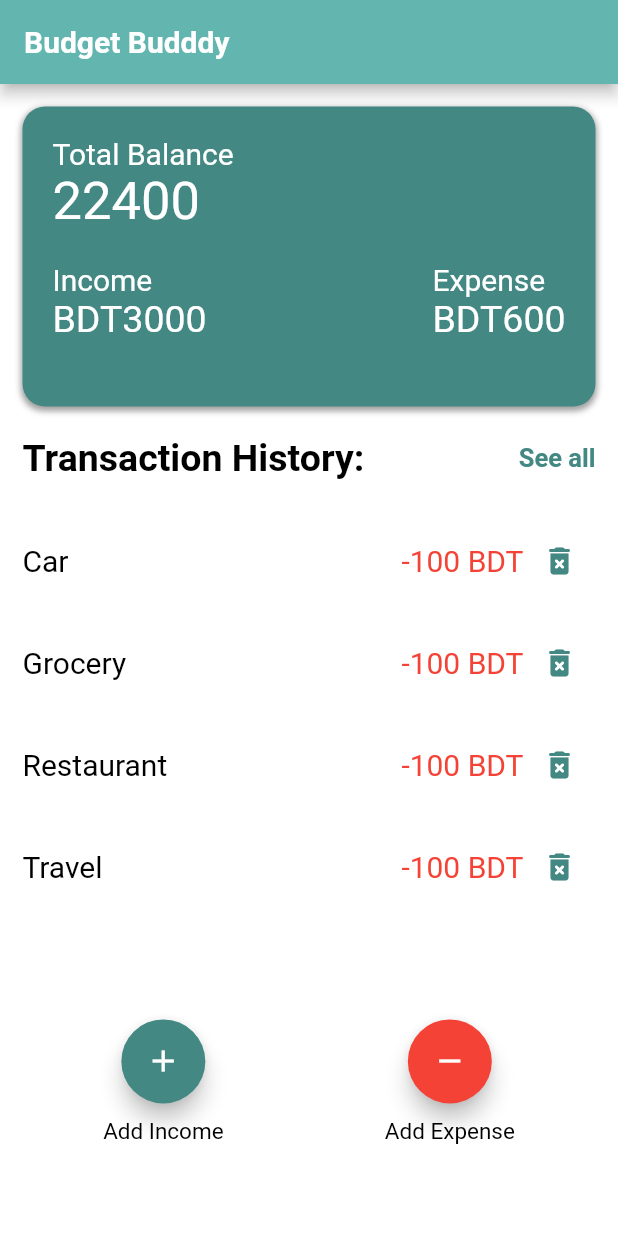
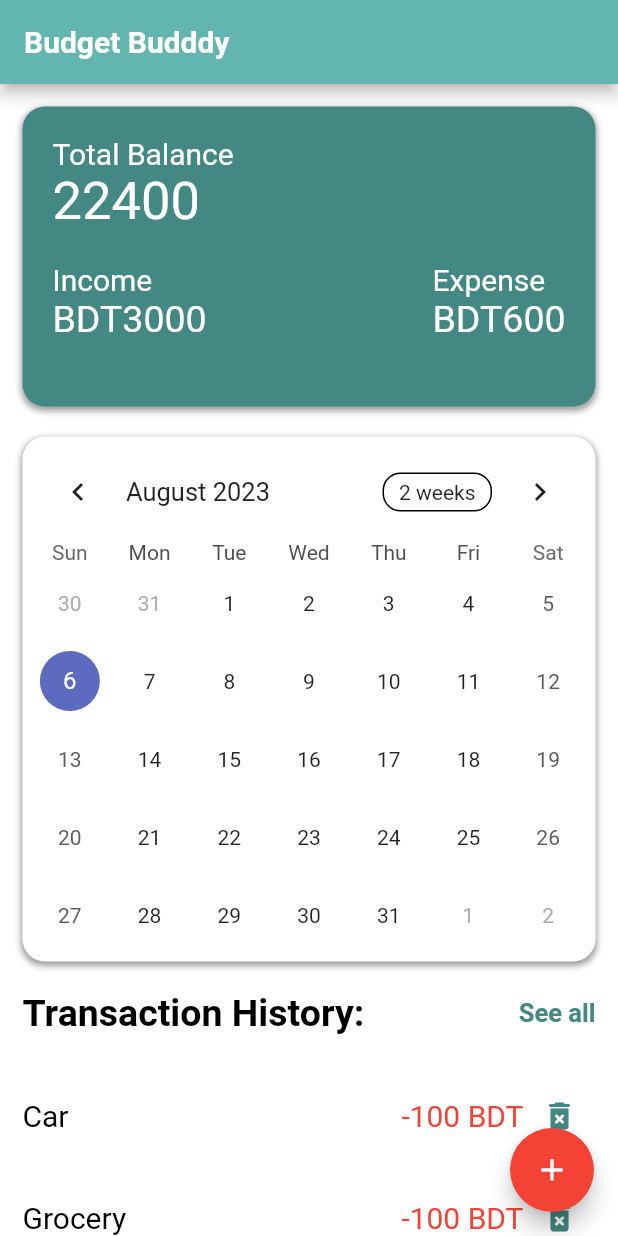
Before and after one commit to Neelavro/BudgetBuddy, a Flutter app: the HomePage screen opened by its route, on a phone screen of 412 x 824 dp. Run offline on Flutter 3.47's test engine with Material 2 defaults, Android fonts, the phone set to English and light mode, and no system bars; drawn by our look-alikes of table_calendar; our stand-ins replace sizer; missing offline and left inert: scaffold_gradient_background.

Commit message:
Added a calender where the user can add their daily expenses or incomes according to the dates

```diff
--- a/lib/constants.dart
+++ b/lib/constants.dart
@@ -6,17 +6,40 @@ import 'package:flutter/cupertino.dart';
 import 'package:flutter/material.dart';
 
 List<Map> expenseMap = [
-  {"type": "expense", "categoryName" : "Car", "payment" : "100"},
-  {"type": "expense","categoryName" : "Grocery", "payment" : "100"},
-  {"type": "expense","categoryName" : "Restaurant", "payment" : "100"},
-  {"type": "expense","categoryName" : "Travel", "payment" : "100"},
-  {"type": "income","categoryName" : "Upwork", "payment" : "1000"},
-  {"type": "income","categoryName" : "Bookstrix", "payment" : "1000"},
-  {"type": "income","categoryName" : "Upwork", "payment" : "1000"},
-  {"type": "expense","categoryName" : "spotify", "payment" : "100"},
-  {"type": "expense","categoryName" : "netflix", "payment" : "100"},
+  {"date": "2023-08-13","type": "expense", "categoryName" : "Car", "payment" : "100"},
+  {"date": "2023-08-13","type": "expense","categoryName" : "Grocery", "payment" : "100"},
+  {"date": "2023-08-13","type": "expense","categoryName" : "Restaurant", "payment" : "100"},
+  {"date": "2023-08-04","type": "expense","categoryName" : "Travel", "payment" : "100"},
+  {"date": "2023-08-04","type": "income","categoryName" : "Upwork", "payment" : "1000"},
+  {"date": "2023-08-08","type": "income","categoryName" : "Bookstrix", "payment" : "1000"},
+  {"date": "2023-08-08","type": "income","categoryName" : "Upwork", "payment" : "1000"},
+  {"date": "2023-08-13","type": "expense","categoryName" : "spotify", "payment" : "100"},
+  {"date": "2023-08-13","type": "expense","categoryName" : "netflix", "payment" : "100"},
 ];
 
+eventLoader(List expenseList){
+  List events = [];
+  Map<String, List> selectedExpenseMap = {};
+  Map x = {};
+  for(int i =0; i < expenseList.length;i++){
+
+  }
+}
+
+Map<String, List> mySelectedEvents = {
+  "2023-08-13": [
+    {"type": "11", "categoryName": "CAr", "payment": "1000"},
+    {"type": "11", "categoryName": "Travel", "payment": "1000"},
+  ],
+  "2023-08-30": [
+    {"type": "11", "categoryName": "HOuse", "payment": "1000"},
+    {"type": "11", "categoryName": "Travel", "payment": "1000"},
+  ],
+  "2023-08-20": [
+    {"type": "11", "categoryName": "111", "payment": "1000"},
+    {"type": "11", "categoryName": "111", "payment": "1000"},
+  ]
+};
 
 String total_balance = "20000";
 
@@ -31,7 +54,7 @@ void removeTransaction(Map){
 }
 
 
-ValueNotifier<int> sum =ValueNotifier(0);
+ValueNotifier<int> expense =ValueNotifier(0);
 ValueNotifier<int> total =ValueNotifier(20000);
 
 ValueNotifier<int> income =ValueNotifier(0);
@@ -45,7 +68,7 @@ totalExpenses(){
   }
   print(sum_of_expenses);
   total.value = total.value - sum_of_expenses;
-  sum.value= sum_of_expenses;
+  expense.value= sum_of_expenses;
 }
 
 totalIncome(){
--- a/lib/screens/AddExpense.dart
+++ b/lib/screens/AddExpense.dart
@@ -157,9 +157,9 @@ class _AddExpenseState extends State<AddExpense> {
                       print(t1.value.text);
                       print(t2.value.text);
                       addExpensse({"type": "expense", "categoryName" : t1.value.text, "payment" : t2.value.text});
-                      sum.value = sum.value + int.parse(t2.value.text);
+                      expense.value = expense.value + int.parse(t2.value.text);
                       total.value = total.value - int.parse(t2.value.text);
-                      Navigator.pop(context,sum.value);
+                      Navigator.pop(context,expense.value);
 
                     },
                     child: Container(
--- a/lib/screens/HomePage.dart
+++ b/lib/screens/HomePage.dart
@@ -3,8 +3,10 @@ import 'package:budget_buddy/screens/AddIncome.dart';
 import 'package:budget_buddy/screens/TransactionHistoryPage.dart';
 import 'package:flutter/material.dart';
 import 'package:sizer/sizer.dart';
+import 'package:table_calendar/table_calendar.dart';
 
 import '../constants.dart';
+import 'Calender.dart';
 
 class HomePage extends StatefulWidget {
   const HomePage({Key? key}) : super(key: key);
@@ -14,12 +16,14 @@ class HomePage extends StatefulWidget {
 }
 
 class _HomePageState extends State<HomePage> {
+  String currentDate = '';
   @override
   void initState() {
     // TODO: implement initState
     super.initState();
     totalExpenses();
     totalIncome();
+    _selectedDate = _focusedDay;
     setState(() {
     });
   }
@@ -38,16 +42,23 @@ class _HomePageState extends State<HomePage> {
   //   ),);
   // }
   bool value = false;
+  bool x = false;
   void updatedExpense(){
     setState(() {
       value = true;
     });
   }
-
+  CalendarFormat _calendarFormat =  CalendarFormat.month;
+  DateTime _focusedDay = DateTime.now();
+  DateTime? _selectedDate;
 
   @override
   Widget build(BuildContext context) {
-    return Scaffold(
+    return WillPopScope(
+      onWillPop: ()async{
+        return false;
+      },
+      child: Scaffold(
         backgroundColor: Colors.white,
         appBar: AppBar(
           automaticallyImplyLeading: false,
@@ -115,7 +126,7 @@ class _HomePageState extends State<HomePage> {
                                     fontSize: 20,
                                   ),
                                 ),
-                              Text("BDT${income.value}",
+                                Text(x == false?"BDT${income.value}" :"BDT${income.value}",
                                   style: TextStyle(
                                     color: Colors.white,
                                     fontSize: 25,
@@ -132,7 +143,7 @@ class _HomePageState extends State<HomePage> {
                                     fontSize: 20,
                                   ),
                                 ),
-                              Text("BDT${sum.value}",
+                                Text(x == false?"BDT${expense.value}" :"BDT${expense.value}",
                                   style: TextStyle(
                                     color: Colors.white,
                                     fontSize: 25,
@@ -147,6 +158,40 @@ class _HomePageState extends State<HomePage> {
                     ],
                   ),
 
+                ),
+                Padding(
+                  padding:  EdgeInsets.only(top: 20.0),
+                  child: Container(
+                    height: 350,
+                    width: 400,
+                    padding: EdgeInsets.all(5),
+                    decoration: BoxDecoration(
+                      color: Colors.white,
+                      borderRadius: BorderRadius.circular(15),
+                      boxShadow:  [
+                        BoxShadow(
+                          color: Colors.grey,
+                          offset: Offset(
+                            0,
+                            2.0,
+                          ),
+                          blurRadius: 3.0,
+                          spreadRadius: 1.0,
+                        ),
+                      ],
+                    ),
+                    child: TableCalendar(
+                        focusedDay: _focusedDay, firstDay: DateTime(2000), lastDay: DateTime(2222),
+                      calendarFormat: _calendarFormat,
+                      onDaySelected: (selectedDay, focusedDay) {
+                        Navigator.push(context, MaterialPageRoute(builder: (context) => EventCalendarScreen()));
+                      },
+                      selectedDayPredicate: (day) {
+                        return isSameDay(_selectedDate, day);
+                      },
+
+                    ),
+                  ),
                 ),
 
                 Row(
@@ -163,9 +208,8 @@ class _HomePageState extends State<HomePage> {
                       ),
                     ),
                     InkWell(
-                    onTap: ()async {sum.value = await  Navigator.push(context, MaterialPageRoute(builder: (context) => TransactionHistory()));
+                      onTap: () async {expense.value = await  Navigator.push(context, MaterialPageRoute(builder: (context) => TransactionHistory()));
                         setState(() {
-
                         });
                         },
                       child: Padding(
@@ -185,10 +229,10 @@ class _HomePageState extends State<HomePage> {
                   height: MediaQuery.of(context).size.height *.4,
                   child: ListView.builder(
                     //reverse: true,
-                  physics: BouncingScrollPhysics(),
-                  itemCount: 4,
+                    physics: NeverScrollableScrollPhysics(),
+                    itemCount: expenseMap.length,
                       itemBuilder: (context, index){
-                      return  Padding(
+                        return expenseMap.length == 0? Container(): Padding(
                           padding:  EdgeInsets.symmetric(vertical: 10),
                           child: Row(
                             mainAxisAlignment: MainAxisAlignment.spaceBetween,
@@ -217,18 +261,19 @@ class _HomePageState extends State<HomePage> {
                                     if(expenseMap[index]["type"] == "expense"){
                                       //print("expense");
                                       total.value = total.value + int.parse(expenseMap[index]["payment"]);
-                                    sum.value = sum.value - int.parse(expenseMap[index]["payment"]);
+                                      expense.value = expense.value - int.parse(expenseMap[index]["payment"]);
                                       removeTransaction(expenseMap[index]);
+                                      setState(() {});
+
                                     }
                                     if(expenseMap[index]["type"] == "income"){
                                       //print("income");
                                       total.value = total.value - int.parse(expenseMap[index]["payment"]);
                                       income.value = income.value - int.parse(expenseMap[index]["payment"]);
                                       removeTransaction(expenseMap[index]);
+                                      setState(() {
+                                      });
                                     }
-                                  setState(() {
-
-                                  });
                                   } ,
                                     icon: Icon(Icons.delete_forever_rounded,color: primarycolor,),
                                   )
@@ -241,52 +286,18 @@ class _HomePageState extends State<HomePage> {
                       },
                   ),
                 ),
-              Padding(
-                padding:  EdgeInsets.only(top: 10.0),
-                child: Row(
-                  mainAxisAlignment: MainAxisAlignment.spaceAround,
-                  children: [
-                    Column(
-                      children: [
-                        FloatingActionButton(
-                            onPressed: ()async{
-                          //addExpensse({"categoryName" : "Car", "expense" : "100"});
-                              income.value = await  Navigator.push(context, MaterialPageRoute(builder: (context) => AddIncome()));
-                          setState(() {
-                          });
-                        },
-                          backgroundColor: primarycolor,
-                          child: Icon(Icons.add),
-                        ),
-                        Padding(
-                          padding:  EdgeInsets.only(top: 10.0),
-                          child: Text("Add Income",style: TextStyle(color: Colors.black,fontSize: 15),),
-                        )
               ],
             ),
-                    Column(
-                      children: [
-                        FloatingActionButton(
+          ),
+        ),
+        floatingActionButton: FloatingActionButton(
           onPressed: ()async{
-                            //addExpensse({"categoryName" : "Car", "expense" : "100"});
-                            sum.value = await  Navigator.push(context, MaterialPageRoute(builder: (context) => AddExpense()));
+            bool x = await  Navigator.push(context, MaterialPageRoute(builder: (context) => AddIncome(_focusedDay.toString().substring(0,10))));
             setState(() {
             });
           },
           backgroundColor: Colors.red,
-                          child: Icon(Icons.remove),
-                        ),
-                        Padding(
-                          padding:  EdgeInsets.only(top: 10.0),
-                          child: Text("Add Expense",style: TextStyle(color: Colors.black, fontSize: 15),),
-                        )
-                      ],
-                    ),
-                  ],
-                ),
-              )
-            ],
-          ),
+          child: Icon(Icons.add),
         ),
       ),
     );
--- a/pubspec.yaml
+++ b/pubspec.yaml
@@ -31,6 +31,8 @@ environment:
 dependencies:
   sizer: ^2.0.15
   scaffold_gradient_background: ^1.0.3+1
+  table_calendar: ^3.0.9
+  intl: ^0.18.1
   flutter:
     sdk: flutter
 
```
Also changed, not shown: lib/screens/AddIncome.dart (+28 -6 lines), lib/screens/Calender.dart (added, +137 -0 lines), lib/screens/TransactionHistoryPage.dart (+26 -6 lines), pubspec.lock. Lines whose indentation alone changed are shown as unchanged.
